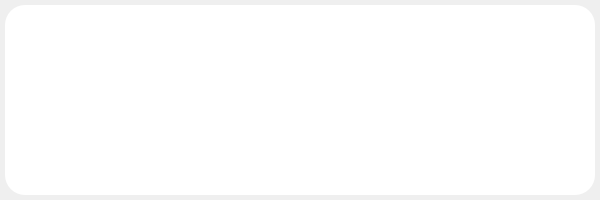
This is qt/mainwindow.ui in rgoomes/Launcher as Qt 5 draws it before an edit. The edited form follows.
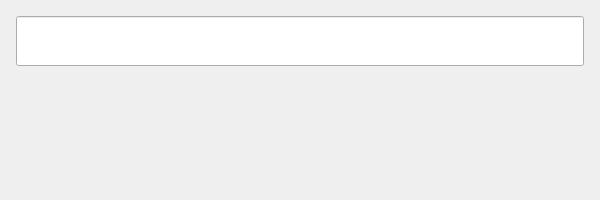
This is the edited form.

Commit message: Started implementation of settings window. TODO: later clean settingswindow cpp and header files

```diff
--- a/qt/mainwindow.ui
+++ b/qt/mainwindow.ui
@@ -10,11 +10,6 @@
     <height>200</height>
    </rect>
   </property>
-  <property name="font">
-   <font>
-    <pointsize>40</pointsize>
-   </font>
-  </property>
   <widget class="QWidget" name="centralWidget">
    <layout class="QHBoxLayout">
     <property name="leftMargin">
@@ -37,10 +32,6 @@
         <height>65</height>
        </size>
       </property>
-      <property name="styleSheet">
-       <string notr="true">border-radius: 20px;
-background-color: rgba(255, 255, 255, 1);</string>
-      </property>
       <layout class="QVBoxLayout" name="verticalLayout_2">
        <item>
         <layout class="QVBoxLayout" name="frameLayout">
@@ -52,11 +43,6 @@
              <height>50</height>
             </size>
            </property>
-           <property name="font">
-            <font>
-             <pointsize>20</pointsize>
-            </font>
-           </property>
           </widget>
          </item>
          <item>
```
The commit also changes 7 other files.
